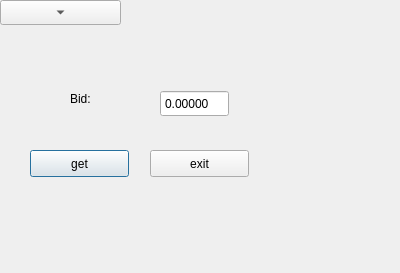
Old version of the form widget.ui in the repository CaoNguyenHcmus/Qt_bitfinex.
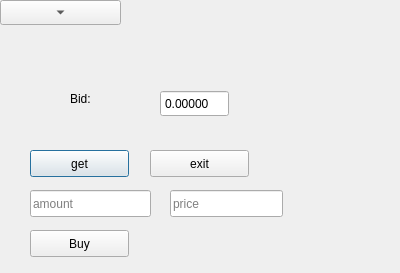
New version of the form.

Commit message: Support buy button

```diff
--- a/widget.ui
+++ b/widget.ui
@@ -93,6 +93,60 @@
     <enum>Qt::DownArrow</enum>
    </property>
   </widget>
+  <widget class="QPushButton" name="buyButton">
+   <property name="geometry">
+    <rect>
+     <x>30</x>
+     <y>230</y>
+     <width>99</width>
+     <height>27</height>
+    </rect>
+   </property>
+   <property name="text">
+    <string>Buy</string>
+   </property>
+  </widget>
+  <widget class="QLineEdit" name="amountEdit">
+   <property name="geometry">
+    <rect>
+     <x>30</x>
+     <y>190</y>
+     <width>121</width>
+     <height>27</height>
+    </rect>
+   </property>
+   <property name="contextMenuPolicy">
+    <enum>Qt::CustomContextMenu</enum>
+   </property>
+   <property name="inputMask">
+    <string/>
+   </property>
+   <property name="text">
+    <string/>
+   </property>
+   <property name="placeholderText">
+    <string>amount</string>
+   </property>
+  </widget>
+  <widget class="QLineEdit" name="priceEdit">
+   <property name="geometry">
+    <rect>
+     <x>170</x>
+     <y>190</y>
+     <width>113</width>
+     <height>27</height>
+    </rect>
+   </property>
+   <property name="contextMenuPolicy">
+    <enum>Qt::CustomContextMenu</enum>
+   </property>
+   <property name="text">
+    <string/>
+   </property>
+   <property name="placeholderText">
+    <string>price</string>
+   </property>
+  </widget>
  </widget>
  <layoutdefault spacing="6" margin="11"/>
  <resources/>
```
The commit also changes 6 other files.
